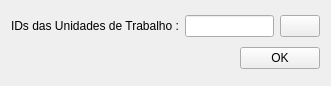
The window that uis/deleteWorkUnitActivities.ui (dsgoficial/SAP_Gerente) describes before a commit, drawn with Qt 5.
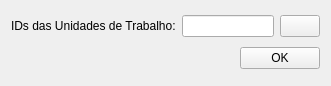
The same window after the commit.

What changed in the file:
```diff
--- a/uis/deleteWorkUnitActivities.ui
+++ b/uis/deleteWorkUnitActivities.ui
@@ -51,7 +51,7 @@
    <item row="0" column="0">
     <widget class="QLabel" name="label">
      <property name="text">
-      <string>IDs das Unidades de Trabalho :</string>
+      <string>IDs das Unidades de Trabalho:</string>
      </property>
     </widget>
    </item>
```
